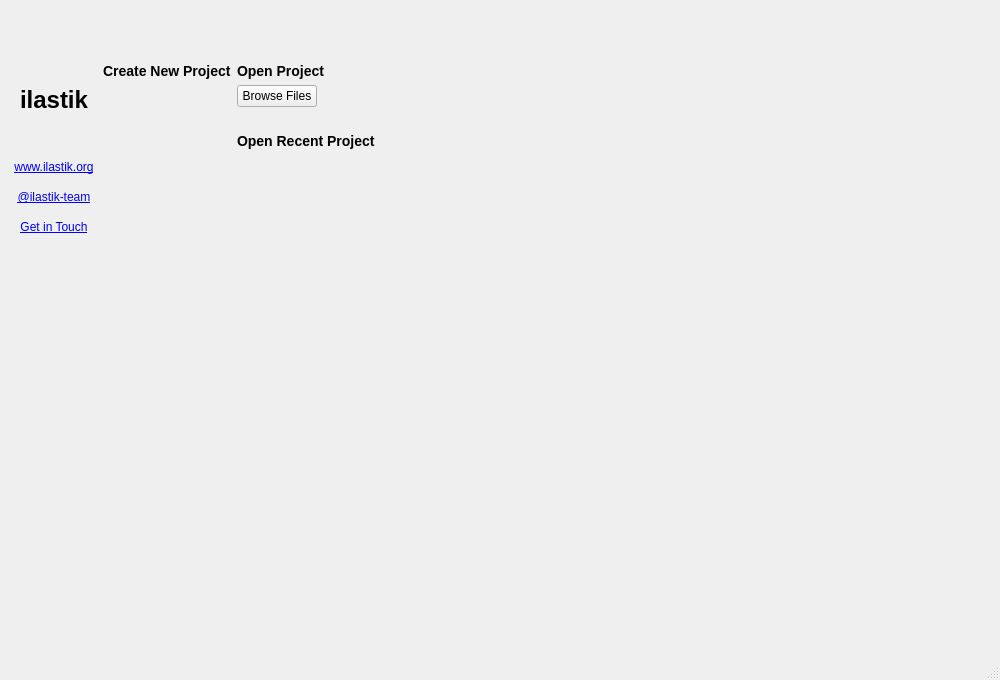
Old version of the form ilastik/shell/gui/ui/ilastikShell.ui in the repository ilastik/ilastik.
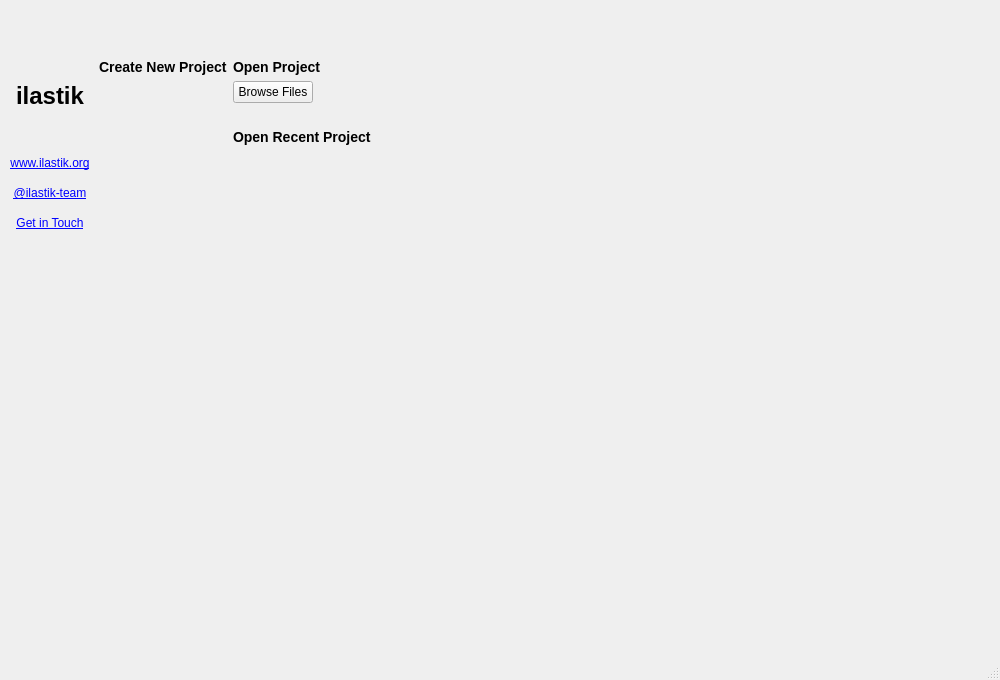
New version of the form. Icons and pictures are not drawn. Custom widgets are drawn as their Qt base class.

Commit message: Minimise excess window content padding

What changed in the file:
```diff
--- a/ilastik/shell/gui/ui/ilastikShell.ui
+++ b/ilastik/shell/gui/ui/ilastikShell.ui
@@ -16,13 +16,13 @@
   <widget class="QWidget" name="mainLayout">
    <layout class="QGridLayout" name="gridLayout_3">
     <property name="leftMargin">
-     <number>5</number>
+     <number>1</number>
     </property>
     <property name="topMargin">
-     <number>5</number>
+     <number>1</number>
     </property>
     <property name="rightMargin">
-     <number>5</number>
+     <number>1</number>
     </property>
     <property name="bottomMargin">
      <number>0</number>
```
